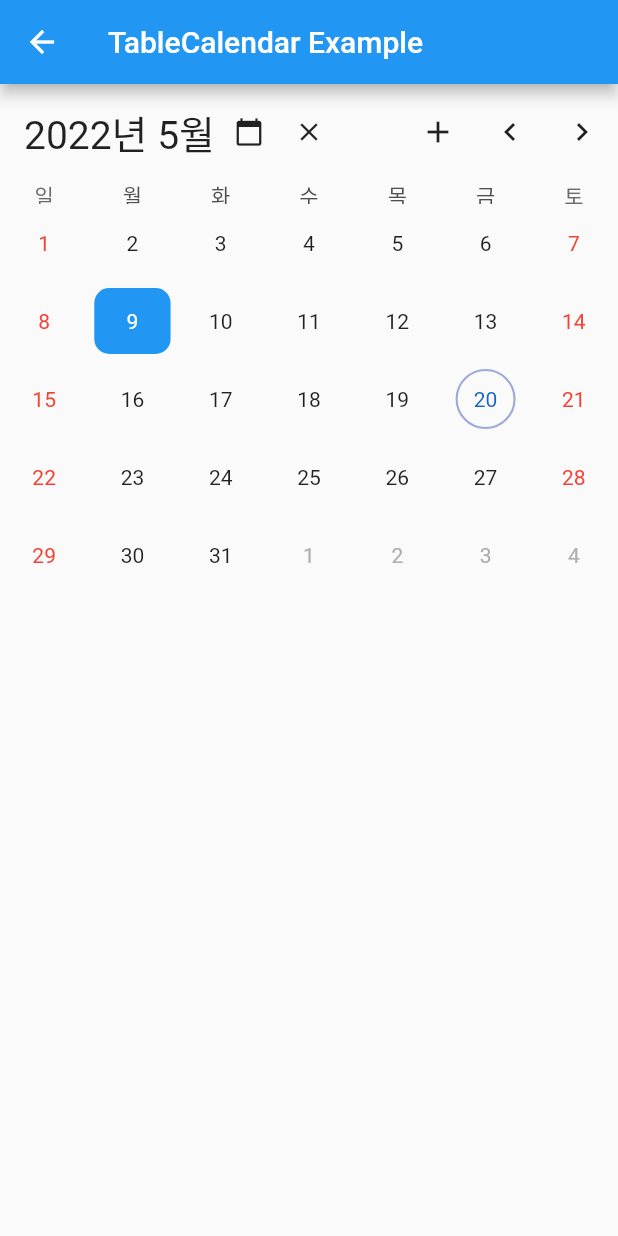
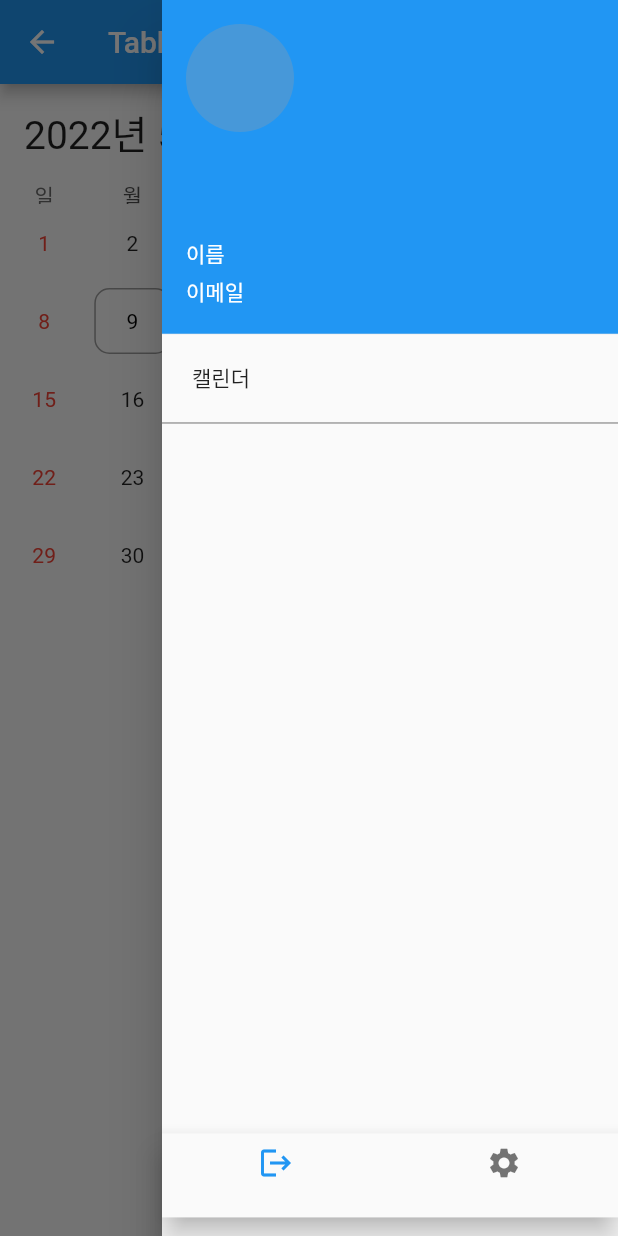
Before and after one commit to tranzal/accountbook, a Flutter app: the screen it shows after launch, with the side drawer open (before the commit the screen has no drawer), on a phone screen of 412 x 824 dp. Run offline on Flutter 3.47's test engine with Material 2 defaults, Android fonts, the phone set to English and light mode, and no system bars; drawn by our look-alikes of table_calendar; our stand-ins replace get, hive, hive_flutter; accounts and stored records are empty.

Commit message:
캘린더 디자인 변경

```diff
--- a/lib/screens/CalendarScreen.dart
+++ b/lib/screens/CalendarScreen.dart
@@ -1,3 +1,4 @@
+import 'package:accountbook/widgets/SideMenu.dart';
 import 'package:accountbook/widgets/complexCalendar.dart';
 import 'package:flutter/material.dart';
 import 'package:get/get.dart';
@@ -6,14 +7,28 @@ class CalendarScreen extends StatelessWidget {
   @override
   Widget build(BuildContext context) {
     return Scaffold(
+      endDrawer: SideMenu(),
+      endDrawerEnableOpenDragGesture: false,
       appBar: AppBar(
         leading: IconButton(
             icon: const Icon(Icons.arrow_back),
             onPressed: () {
               Get.reload();
             }
-            ),
+          ),
         title: const Text('TableCalendar Example'),
+        actions: [
+          Builder(
+              builder: (context){
+                return IconButton(
+                    icon: const Icon(Icons.menu),
+                    onPressed: () {
+                      Scaffold.of(context).openEndDrawer();
+                    }
+                );
+              }
+          ),
+        ],
       ),
       body: Center(
         child: TableComplexExample(),
--- a/lib/utils/CalendarBuilder/CalendarBuilder.dart
+++ b/lib/utils/CalendarBuilder/CalendarBuilder.dart
@@ -10,11 +10,11 @@ CalendarBuilders<CalendarModel> calendarBuilders() {
         margin: const EdgeInsets.all(4.0),
         alignment: Alignment.center,
         decoration: BoxDecoration(
-            color: Theme.of(context).primaryColor,
+            border: Border.all(color: Colors.grey, width: 1, style: BorderStyle.solid),
             borderRadius: BorderRadius.circular(10.0)),
         child: Text(
           date.day.toString(),
-          style: const TextStyle(color: Colors.white),
+          style: const TextStyle(color: Colors.black),
         )
     ),
     todayBuilder: (context, date, events) => Container(
@@ -56,7 +56,7 @@ Color accountColor(int a){
     return Colors.red;
   }
   if(a < 0){
-    return Colors.grey;
+    return Colors.blue;
   }
   return Colors.black;
 }
--- /dev/null
+++ b/lib/widgets/SideMenu.dart
@@ -0,0 +1,107 @@
+import 'package:accountbook/screens/Setting.dart';
+import 'package:accountbook/widgets/ConfirmDialog.dart';
+import 'package:flutter/cupertino.dart';
+import 'package:flutter/material.dart';
+import 'package:get/get.dart';
+
+class SideMenu extends StatelessWidget {
+  @override
+  Widget build(BuildContext context) {
+    return Drawer(
+      child: ListView(
+        padding: EdgeInsets.zero,
+        children: <Widget>[
+          SizedBox(
+            height: MediaQuery.of(context).size.height * 0.27,
+            child: UserAccountsDrawerHeader(
+                margin: EdgeInsets.zero,
+                currentAccountPicture: ClipOval(
+                  child: Material(
+                    color: Colors.grey.withOpacity(0.3),
+                    // child: Image.network(
+                    //   userProvider.user.photoURL!,
+                    //   fit: BoxFit.fitHeight,
+                    // ),
+                  ),
+                ),
+                // accountName: Text(userProvider.user.displayName.toString()),
+                // accountEmail: Text(userProvider.user.email.toString()),
+                accountName: const Text('이름'),
+                accountEmail: const Text('이메일'),
+                decoration: const BoxDecoration(color: Colors.blue)),
+          ),
+          SizedBox(
+              height: MediaQuery.of(context).size.height * 0.647,
+              child: ListView(
+                padding: EdgeInsets.zero,
+                children: [
+                  GestureDetector(
+                    onTap: () {
+                      // Get.to(() => GoogleCalendar(key: UniqueKey()));
+                    },
+                    child: Container(
+                      padding: EdgeInsets.zero,
+                      margin: EdgeInsets.zero,
+                      height: 60,
+                      alignment: Alignment.centerLeft,
+                      decoration: const BoxDecoration(
+                          border: Border(
+                              bottom: BorderSide(width: 1, color: Colors.grey)
+                          )
+                      ),
+                      child: const Padding(
+                        padding: EdgeInsets.only(left: 20),
+                        child: Text("캘린더"),
+                      ),
+                    ),
+                  )
+                ],
+              )),
+          BottomNavigationBar(
+              onTap: (int index) async {
+                switch (index) {
+                  case 0:
+                    confirm(context, "로그아웃 하시겠습니까?");
+                    break;
+                  case 1:
+                    Get.to(Setting());
+                    break;
+                }
+              },
+              items: const [
+                BottomNavigationBarItem(icon: Icon(Icons.logout), label: ''),
+                BottomNavigationBarItem(icon: Icon(Icons.settings), label: '')
+              ])
+        ],
+      ),
+    );
+  }
+}
+
+// ListView(
+// padding: EdgeInsets.zero,
+// children: <Widget>[
+// ListTile(
+// leading: Icon(
+// Icons.home,
+// color: Colors.grey[850],
+// ),
+// title: Text('공지사항'),
+// onTap: () {
+// print('Home is clicked');
+// },
+// trailing: Icon(Icons.add),
+// ),
+// ListTile(
+// leading: Icon(
+// Icons.question_answer,
+// color: Colors.grey[850],
+// ),
+// title: Text('Q&A'),
+// onTap: () {
+// print('Q&A is clicked');
+// },
+// trailing: Icon(Icons.add),
+// ),
+// ],
+// )
```
Also changed, not shown: lib/screens/Setting.dart (added, +51 -0 lines), lib/widgets/ConfirmDialog.dart (added, +27 -0 lines), lib/widgets/ShowDatePickerPop.dart (+17 -14 lines), lib/widgets/complexCalendar.dart (+44 -2 lines).
